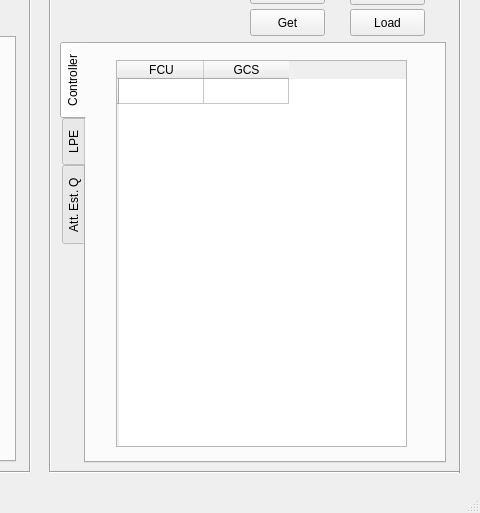
This is ui/icsl_gcs4.ui in Clark-Youngdong-Son/PX4_gcs as Qt 5 draws it before an edit; both pictures show x 600 to 1080 and y 207 to 720 of the 1080 by 720 pixel window. The edited form follows.
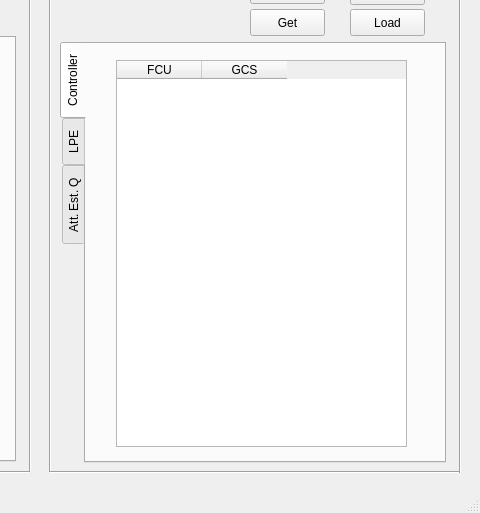
This is the edited form. The open tabs and pages were chosen to show the change. Custom widgets are drawn as their Qt base class.

Diff of the .ui file:
```diff
--- a/ui/icsl_gcs4.ui
+++ b/ui/icsl_gcs4.ui
@@ -825,7 +825,7 @@
        <number>10</number>
       </property>
       <property name="rowCount">
-       <number>1</number>
+       <number>0</number>
       </property>
       <attribute name="horizontalHeaderDefaultSectionSize">
        <number>85</number>
@@ -842,11 +842,6 @@
       <attribute name="verticalHeaderStretchLastSection">
        <bool>false</bool>
       </attribute>
-      <row>
-       <property name="text">
-        <string/>
-       </property>
-      </row>
       <column>
        <property name="text">
         <string>FCU</string>
```
Left out of the diff: 16 changed lines with no effect on the pictures.
